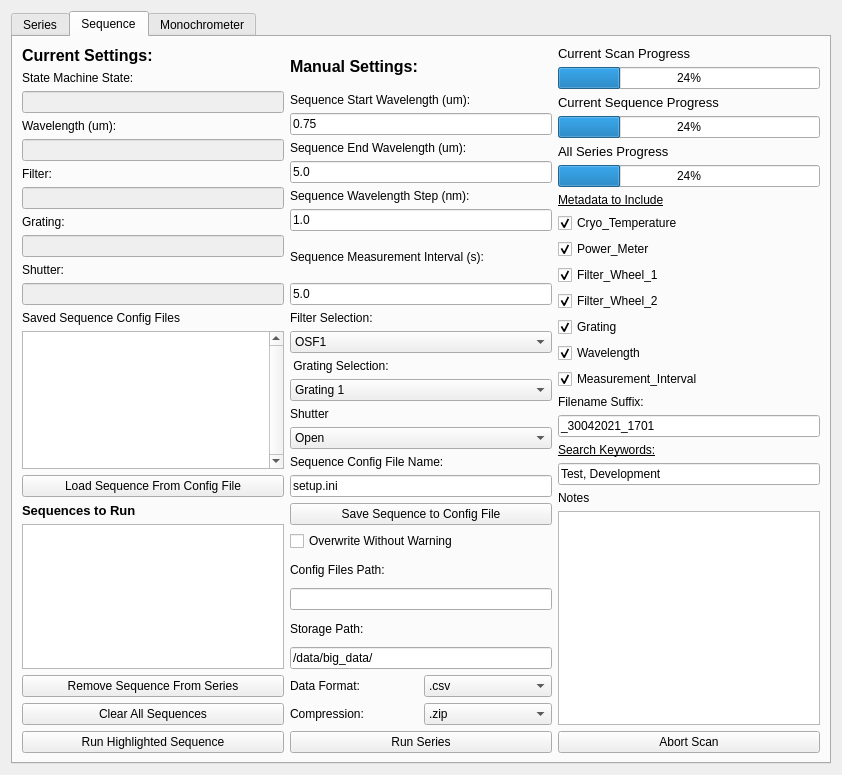
Above: SPHEREx-Calibration-Automation/pylab/pylabcal/pylabcalgui/QTDesigner/scanWindowDialog4.ui from samcondon4/SPHEREx-lab-tools before the change. Below: the same form after it.
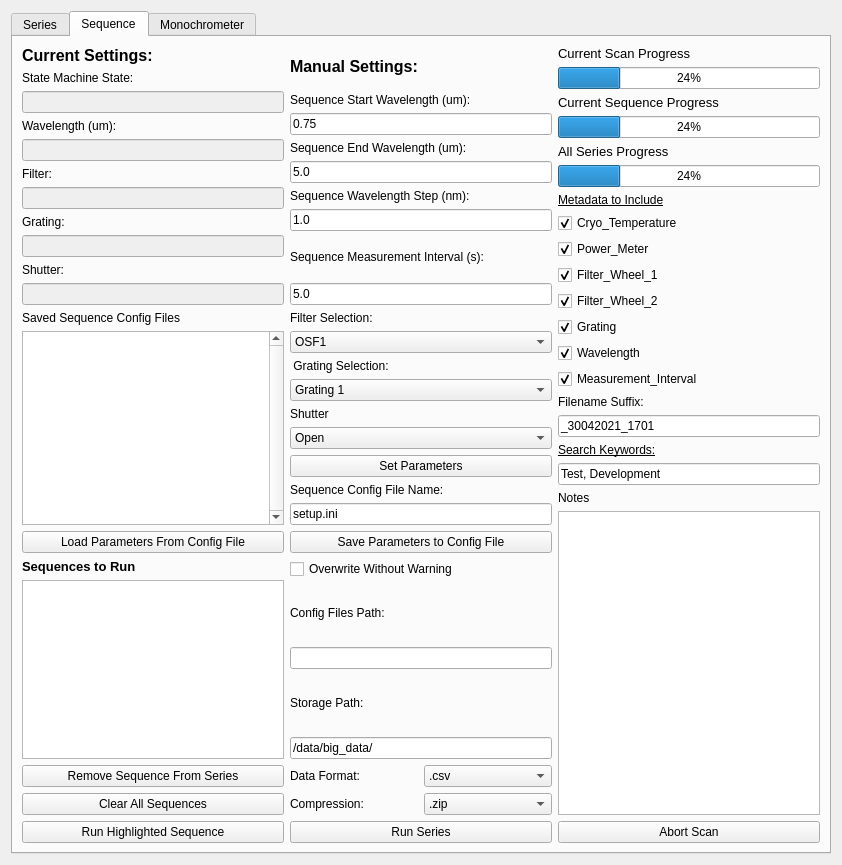
That is the form after the change.

Commit message: Added ability to save sequences.

What changed in the file:
```diff
--- a/SPHEREx-Calibration-Automation/pylab/pylabcal/pylabcalgui/QTDesigner/scanWindowDialog4.ui
+++ b/SPHEREx-Calibration-Automation/pylab/pylabcal/pylabcalgui/QTDesigner/scanWindowDialog4.ui
@@ -7,7 +7,7 @@
     <x>0</x>
     <y>0</y>
     <width>842</width>
-    <height>775</height>
+    <height>865</height>
    </rect>
   </property>
   <property name="windowTitle">
@@ -676,7 +676,7 @@
             </sizepolicy>
            </property>
            <property name="text">
-            <string>Load Sequence From Config File</string>
+            <string>Load Parameters From Config File</string>
            </property>
           </widget>
          </item>
@@ -841,6 +841,13 @@
            </item>
           </widget>
          </item>
+         <item>
+          <widget class="QPushButton" name="set_parameters_button_tab2">
+           <property name="text">
+            <string>Set Parameters</string>
+           </property>
+          </widget>
+         </item>
          <item>
           <widget class="QLabel" name="sequence_name_label_tab2">
            <property name="sizePolicy">
@@ -864,6 +871,13 @@
            </property>
           </widget>
          </item>
+         <item>
+          <widget class="QPushButton" name="save_sequence_pushButton_tab2">
+           <property name="text">
+            <string>Save Parameters to Config File</string>
+           </property>
+          </widget>
+         </item>
         </layout>
        </item>
        <item row="5" column="1">
@@ -1004,13 +1018,6 @@
        </item>
        <item row="4" column="1">
         <layout class="QVBoxLayout" name="config_files_verticalLayout_tab2">
-         <item>
-          <widget class="QPushButton" name="save_sequence_pushButton_tab2">
-           <property name="text">
-            <string>Save Sequence to Config File</string>
-           </property>
-          </widget>
-         </item>
          <item>
           <widget class="QCheckBox" name="overwrite_checkBox_tab2">
            <property name="text">
```
Left out of the diff: 26 changed lines with no effect on the pictures. The commit also changes 10 other files.
